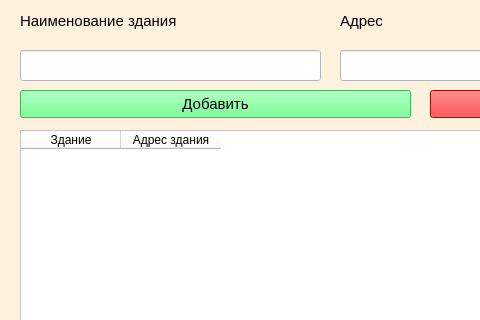
First picture: the form in frontend/MyBuildings.ui, repository saaasssska/helper_by_school, before the edit; both pictures show x 0 to 480 and y 0 to 320 of the 821 by 597 pixel window.
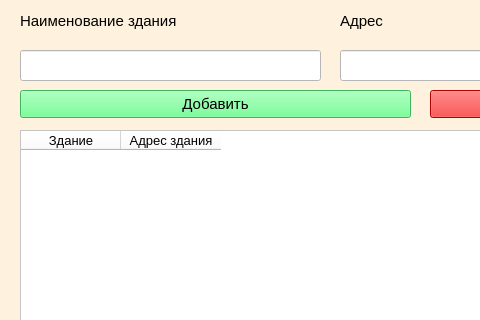
Second picture: the form after the edit. Icons and pictures are not drawn.

The edit to the form file:
```diff
--- a/frontend/MyBuildings.ui
+++ b/frontend/MyBuildings.ui
@@ -104,7 +104,7 @@
   </widget>
   <widget class="QTableWidget" name="tableWidget">
    <property name="enabled">
-    <bool>true</bool>
+    <bool>false</bool>
    </property>
    <property name="geometry">
     <rect>
@@ -126,17 +126,28 @@
     </font>
    </property>
    <property name="styleSheet">
-    <string notr="true">background-color: rgb(255, 255, 255);</string>
+    <string notr="true">background-color: rgb(255, 255, 255);
+color: rgb(0, 0, 0);</string>
    </property>
    <column>
     <property name="text">
      <string>Здание</string>
     </property>
+    <property name="font">
+     <font>
+      <pointsize>10</pointsize>
+     </font>
+    </property>
    </column>
    <column>
     <property name="text">
      <string>Адрес здания</string>
     </property>
+    <property name="font">
+     <font>
+      <pointsize>10</pointsize>
+     </font>
+    </property>
    </column>
   </widget>
   <widget class="QLineEdit" name="address_build">
```
Left out of the diff: 16 changed lines with no effect on the pictures.
